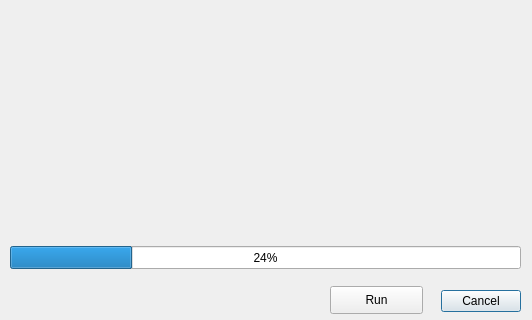
Old version of the form manualcount.ui in the repository brandtosaurus/traffic_manual_count_ETL; both pictures show x 0 to 532 and y 224 to 544 of the 532 by 544 pixel window.
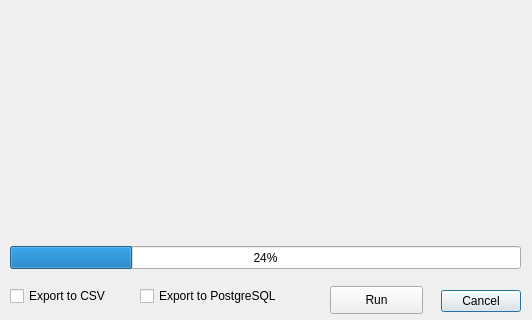
New version of the form. Icons and pictures are not drawn.

The edit to the form file:
```diff
--- a/manualcount.ui
+++ b/manualcount.ui
@@ -221,6 +221,32 @@
     <string>Run</string>
    </property>
   </widget>
+  <widget class="QCheckBox" name="exportToCSV">
+   <property name="geometry">
+    <rect>
+     <x>10</x>
+     <y>510</y>
+     <width>101</width>
+     <height>20</height>
+    </rect>
+   </property>
+   <property name="text">
+    <string>Export to CSV</string>
+   </property>
+  </widget>
+  <widget class="QCheckBox" name="exportToSQL">
+   <property name="geometry">
+    <rect>
+     <x>140</x>
+     <y>510</y>
+     <width>171</width>
+     <height>20</height>
+    </rect>
+   </property>
+   <property name="text">
+    <string>Export to PostgreSQL</string>
+   </property>
+  </widget>
  </widget>
  <resources>
   <include location="assets/images.qrc"/>
```
